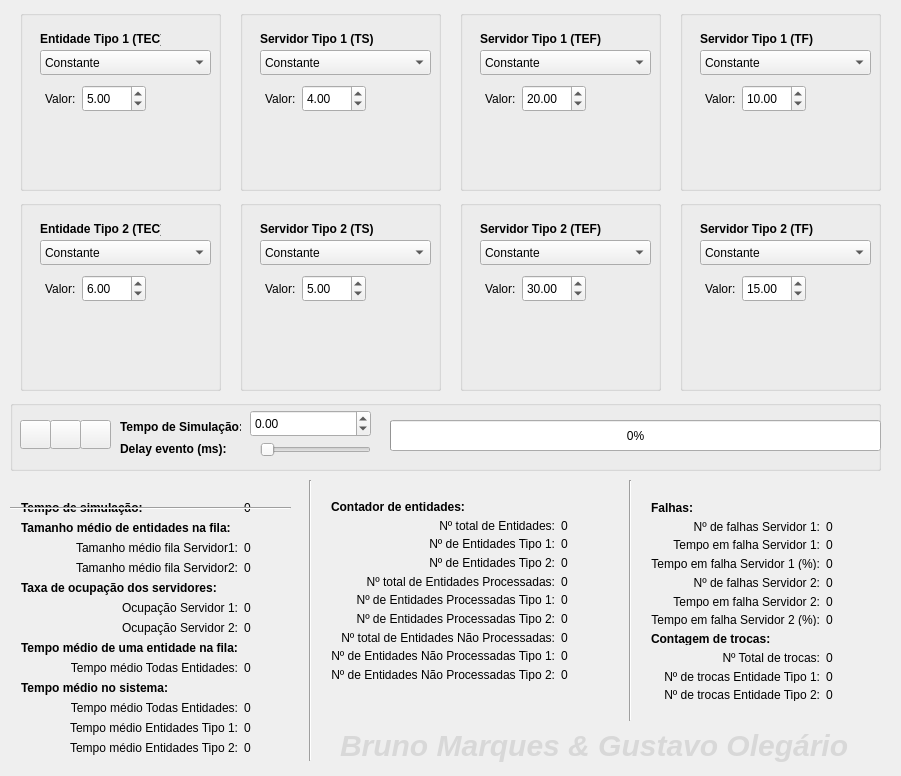
Qt form main_window.ui (b-marques/ine5425) before a commit.
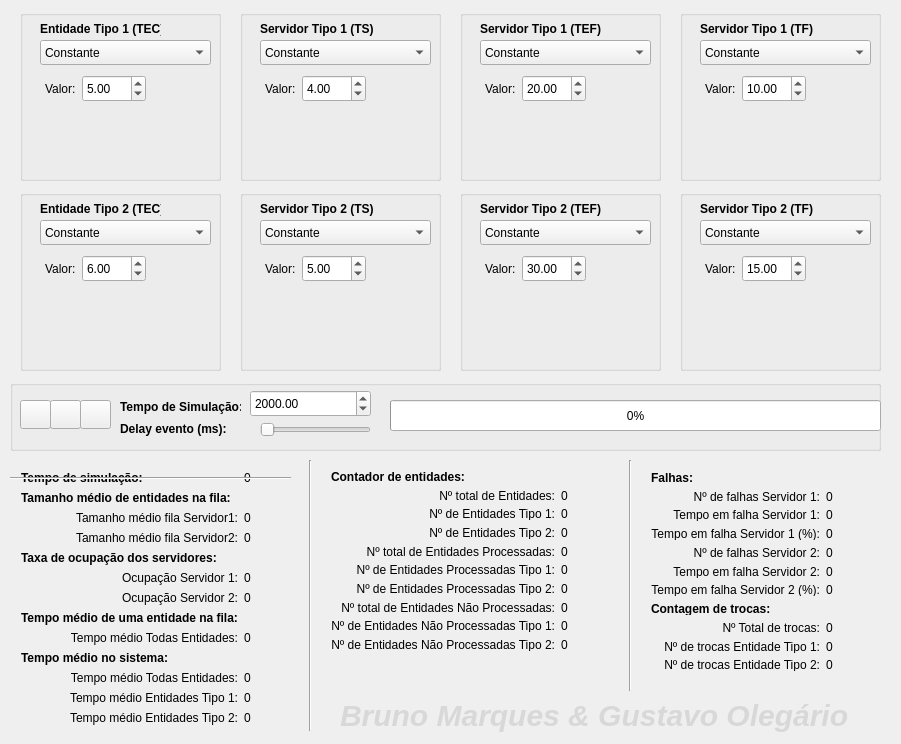
The same form after that commit. Icons and pictures are not drawn.

Diff of the .ui file:
```diff
--- a/main_window.ui
+++ b/main_window.ui
@@ -7,7 +7,7 @@
     <x>0</x>
     <y>0</y>
     <width>901</width>
-    <height>776</height>
+    <height>744</height>
    </rect>
   </property>
   <property name="sizePolicy">
@@ -38,7 +38,7 @@
       <x>20</x>
       <y>10</y>
       <width>201</width>
-      <height>181</height>
+      <height>171</height>
      </rect>
     </property>
     <property name="title">
@@ -48,7 +48,7 @@
      <property name="geometry">
       <rect>
        <x>20</x>
-       <y>20</y>
+       <y>10</y>
        <width>121</width>
        <height>17</height>
       </rect>
@@ -64,7 +64,7 @@
      <property name="geometry">
       <rect>
        <x>20</x>
-       <y>40</y>
+       <y>30</y>
        <width>171</width>
        <height>25</height>
       </rect>
@@ -99,7 +99,7 @@
      <property name="geometry">
       <rect>
        <x>10</x>
-       <y>50</y>
+       <y>40</y>
        <width>181</width>
        <height>121</height>
       </rect>
@@ -693,9 +693,9 @@
     <property name="geometry">
      <rect>
       <x>20</x>
-      <y>200</y>
+      <y>190</y>
       <width>201</width>
-      <height>191</height>
+      <height>181</height>
      </rect>
     </property>
     <property name="title">
@@ -705,7 +705,7 @@
      <property name="geometry">
       <rect>
        <x>20</x>
-       <y>40</y>
+       <y>30</y>
        <width>171</width>
        <height>25</height>
       </rect>
@@ -740,7 +740,7 @@
      <property name="geometry">
       <rect>
        <x>10</x>
-       <y>50</y>
+       <y>40</y>
        <width>181</width>
        <height>121</height>
       </rect>
@@ -1330,7 +1330,7 @@
      <property name="geometry">
       <rect>
        <x>20</x>
-       <y>20</y>
+       <y>10</y>
        <width>121</width>
        <height>17</height>
       </rect>
@@ -1352,7 +1352,7 @@
       <x>240</x>
       <y>10</y>
       <width>201</width>
-      <height>181</height>
+      <height>171</height>
      </rect>
     </property>
     <property name="title">
@@ -1362,7 +1362,7 @@
      <property name="geometry">
       <rect>
        <x>20</x>
-       <y>20</y>
+       <y>10</y>
        <width>121</width>
        <height>17</height>
       </rect>
@@ -1378,7 +1378,7 @@
      <property name="geometry">
       <rect>
        <x>20</x>
-       <y>40</y>
+       <y>30</y>
        <width>171</width>
        <height>25</height>
       </rect>
@@ -1413,8 +1413,8 @@
      <property name="geometry">
       <rect>
        <x>10</x>
-       <y>50</y>
-       <width>161</width>
+       <y>40</y>
+       <width>181</width>
        <height>121</height>
       </rect>
      </property>
@@ -2007,9 +2007,9 @@
     <property name="geometry">
      <rect>
       <x>240</x>
-      <y>200</y>
+      <y>190</y>
       <width>201</width>
-      <height>191</height>
+      <height>181</height>
      </rect>
     </property>
     <property name="title">
@@ -2019,7 +2019,7 @@
      <property name="geometry">
       <rect>
        <x>20</x>
-       <y>20</y>
+       <y>10</y>
        <width>121</width>
        <height>17</height>
       </rect>
@@ -2035,7 +2035,7 @@
      <property name="geometry">
       <rect>
        <x>20</x>
-       <y>40</y>
+       <y>30</y>
        <width>171</width>
        <height>25</height>
       </rect>
@@ -2070,7 +2070,7 @@
      <property name="geometry">
       <rect>
        <x>10</x>
-       <y>50</y>
+       <y>40</y>
        <width>181</width>
        <height>121</height>
       </rect>
@@ -2666,7 +2666,7 @@
       <x>460</x>
       <y>10</y>
       <width>201</width>
-      <height>181</height>
+      <height>171</height>
      </rect>
     </property>
     <property name="title">
@@ -2676,7 +2676,7 @@
      <property name="geometry">
       <rect>
        <x>20</x>
-       <y>20</y>
+       <y>10</y>
        <width>121</width>
        <height>17</height>
       </rect>
@@ -2692,7 +2692,7 @@
      <property name="geometry">
       <rect>
        <x>20</x>
-       <y>40</y>
+       <y>30</y>
        <width>171</width>
        <height>25</height>
       </rect>
@@ -2727,7 +2727,7 @@
      <property name="geometry">
       <rect>
        <x>10</x>
-       <y>50</y>
+       <y>40</y>
        <width>181</width>
        <height>111</height>
       </rect>
@@ -3321,9 +3321,9 @@
     <property name="geometry">
      <rect>
       <x>460</x>
-      <y>200</y>
+      <y>190</y>
       <width>201</width>
-      <height>191</height>
+      <height>181</height>
      </rect>
     </property>
     <property name="title">
@@ -3333,7 +3333,7 @@
      <property name="geometry">
       <rect>
        <x>20</x>
-       <y>20</y>
+       <y>10</y>
        <width>121</width>
        <height>17</height>
       </rect>
@@ -3349,7 +3349,7 @@
      <property name="geometry">
       <rect>
        <x>20</x>
-       <y>40</y>
+       <y>30</y>
        <width>171</width>
        <height>25</height>
       </rect>
@@ -3384,7 +3384,7 @@
      <property name="geometry">
       <rect>
        <x>10</x>
-       <y>50</y>
+       <y>40</y>
        <width>181</width>
        <height>121</height>
       </rect>
@@ -3980,7 +3980,7 @@
       <x>680</x>
       <y>10</y>
       <width>201</width>
-      <height>181</height>
+      <height>171</height>
      </rect>
     </property>
     <property name="title">
@@ -3990,7 +3990,7 @@
      <property name="geometry">
       <rect>
        <x>20</x>
-       <y>20</y>
+       <y>10</y>
        <width>121</width>
        <height>17</height>
       </rect>
@@ -4006,7 +4006,7 @@
      <property name="geometry">
       <rect>
        <x>20</x>
-       <y>40</y>
+       <y>30</y>
        <width>171</width>
        <height>25</height>
       </rect>
@@ -4041,8 +4041,8 @@
      <property name="geometry">
       <rect>
        <x>10</x>
-       <y>50</y>
-       <width>171</width>
+       <y>40</y>
+       <width>181</width>
        <height>121</height>
       </rect>
      </property>
@@ -4635,9 +4635,9 @@
     <property name="geometry">
      <rect>
       <x>680</x>
-      <y>200</y>
+      <y>190</y>
       <width>201</width>
-      <height>191</height>
+      <height>181</height>
      </rect>
     </property>
     <property name="title">
@@ -4647,7 +4647,7 @@
      <property name="geometry">
       <rect>
        <x>20</x>
-       <y>20</y>
+       <y>10</y>
        <width>121</width>
        <height>17</height>
       </rect>
@@ -4663,7 +4663,7 @@
      <property name="geometry">
       <rect>
        <x>20</x>
-       <y>40</y>
+       <y>30</y>
        <width>171</width>
        <height>25</height>
       </rect>
@@ -4698,7 +4698,7 @@
      <property name="geometry">
       <rect>
        <x>10</x>
-       <y>50</y>
+       <y>40</y>
        <width>181</width>
        <height>121</height>
       </rect>
@@ -5292,7 +5292,7 @@
     <property name="geometry">
      <rect>
       <x>10</x>
-      <y>400</y>
+      <y>380</y>
       <width>871</width>
       <height>71</height>
      </rect>
@@ -5350,6 +5350,9 @@
      <property name="maximum">
       <double>9999999999999.000000000000000</double>
      </property>
+     <property name="value">
+      <double>2000.000000000000000</double>
+     </property>
     </widget>
     <widget class="QPushButton" name="start_simulation_button">
      <property name="geometry">
@@ -5466,7 +5469,7 @@
     <property name="geometry">
      <rect>
       <x>10</x>
-      <y>490</y>
+      <y>460</y>
       <width>291</width>
       <height>276</height>
      </rect>
@@ -5723,7 +5726,7 @@
     <property name="geometry">
      <rect>
       <x>320</x>
-      <y>490</y>
+      <y>460</y>
       <width>301</width>
       <height>201</height>
      </rect>
@@ -5924,7 +5927,7 @@
     <property name="geometry">
      <rect>
       <x>640</x>
-      <y>490</y>
+      <y>460</y>
       <width>241</width>
       <height>221</height>
      </rect>
@@ -6135,9 +6138,9 @@
     <property name="geometry">
      <rect>
       <x>290</x>
-      <y>480</y>
+      <y>460</y>
       <width>41</width>
-      <height>281</height>
+      <height>271</height>
      </rect>
     </property>
     <property name="orientation">
@@ -6148,9 +6151,9 @@
     <property name="geometry">
      <rect>
       <x>610</x>
-      <y>480</y>
+      <y>460</y>
       <width>41</width>
-      <height>241</height>
+      <height>231</height>
      </rect>
     </property>
     <property name="orientation">
@@ -6161,7 +6164,7 @@
     <property name="geometry">
      <rect>
       <x>10</x>
-      <y>500</y>
+      <y>470</y>
       <width>281</width>
       <height>16</height>
      </rect>
@@ -6174,7 +6177,7 @@
     <property name="geometry">
      <rect>
       <x>340</x>
-      <y>720</y>
+      <y>690</y>
       <width>551</width>
       <height>51</height>
      </rect>
```
